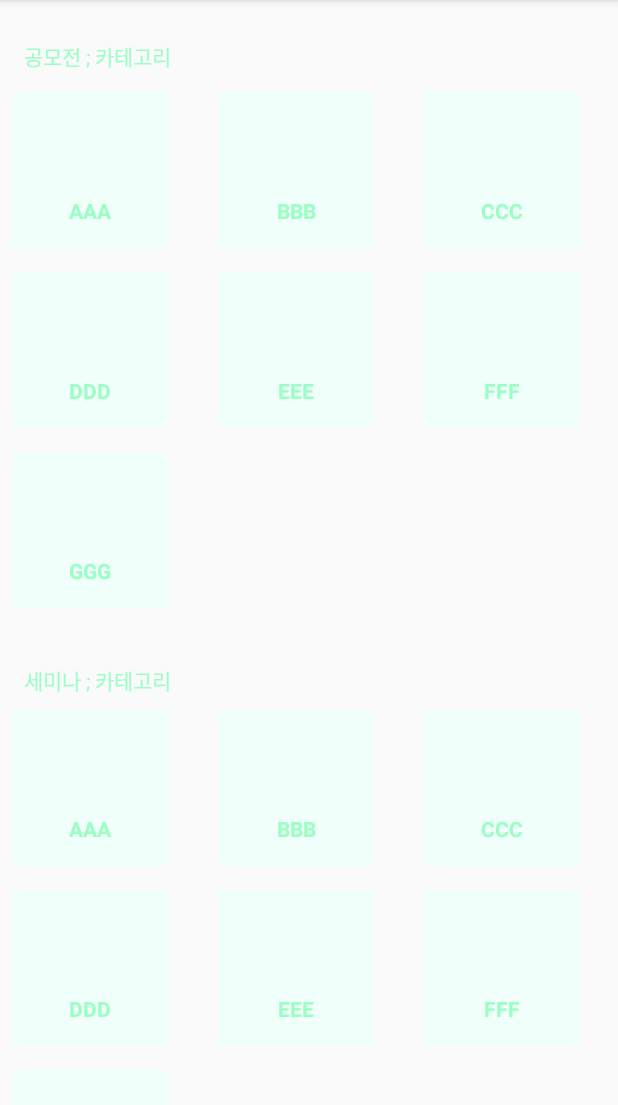
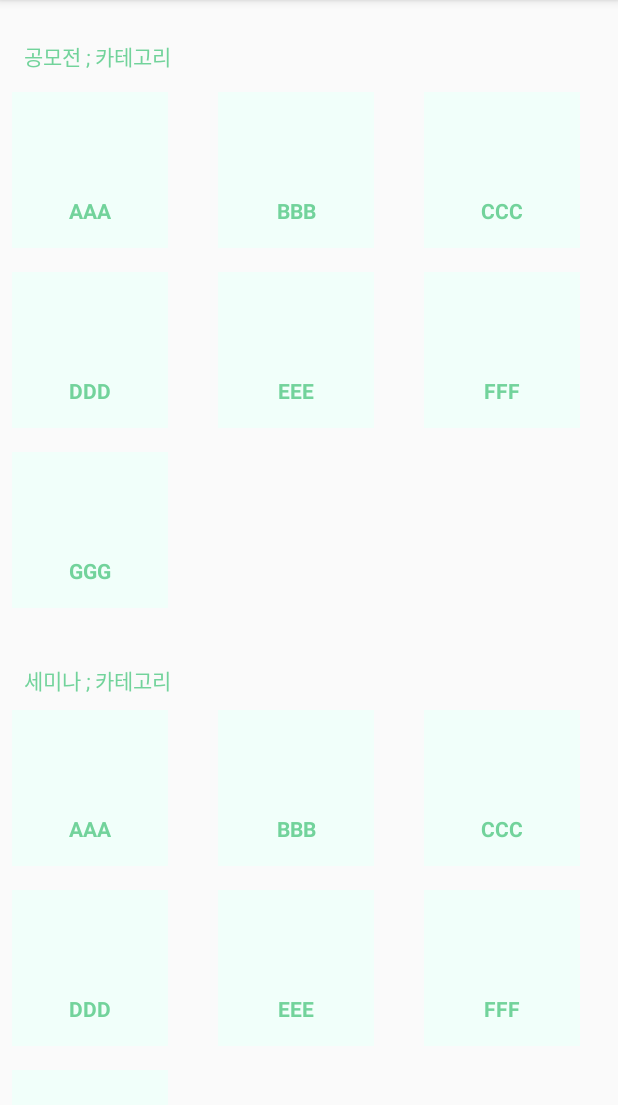
Before and after one commit to PPPosik/ComeHere, an Android app: the screen it shows after launch (MainActivity), on a phone screen of 412 x 824 dp, the part 84-1189 px from its top. Run offline under Robolectric (Android 15) with nearby library versions, the phone set to English and light mode, and no system bars.

Commit message:
main page

```diff
--- a/app/src/main/res/layout/content_main.xml
+++ b/app/src/main/res/layout/content_main.xml
@@ -20,7 +20,7 @@
             android:paddingLeft="16dp"
             android:paddingBottom="5.6dp"
             android:text="공모전 ; 카테고리"
-            android:textColor="@color/colorPrimary"
+            android:textColor="@color/textColor"
             android:textAppearance="?android:attr/textAppearanceSmall"/>
 
             <android.support.v7.widget.RecyclerView
@@ -37,7 +37,7 @@
             android:paddingLeft="16dp"
             android:paddingBottom="1.6dp"
             android:text= "세미나 ; 카테고리"
-            android:textColor="@color/colorPrimary"
+            android:textColor="@color/textColor"
             android:textAppearance="?android:attr/textAppearanceSmall"/>
 
             <android.support.v7.widget.RecyclerView
--- a/app/src/main/res/layout/recyclerview_item.xml
+++ b/app/src/main/res/layout/recyclerview_item.xml
@@ -14,6 +14,6 @@
         android:textStyle="bold"
         android:gravity="bottom|center"
         android:paddingBottom="15dp"
-        android:textColor="@color/colorPrimary"/>
+        android:textColor="@color/textColor"/>
 
 </LinearLayout>
--- a/app/src/main/res/values/colors.xml
+++ b/app/src/main/res/values/colors.xml
@@ -3,4 +3,5 @@
     <color name="colorPrimary">#99ffc4</color>
     <color name="colorPrimaryDark">#99ffc4</color>
     <color name="colorAccent">#FF4081</color>
+    <color name="textColor">#72d39b</color>
 </resources>
```
